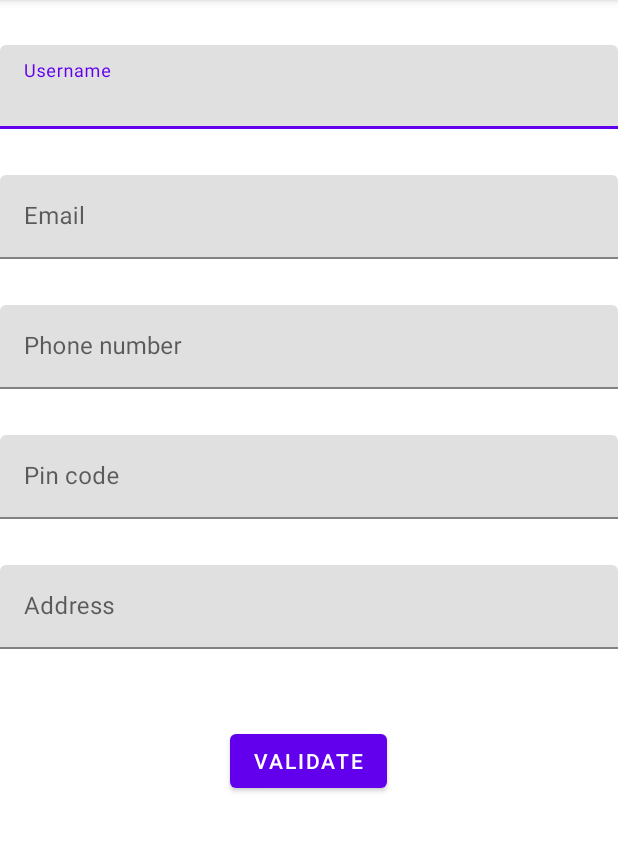
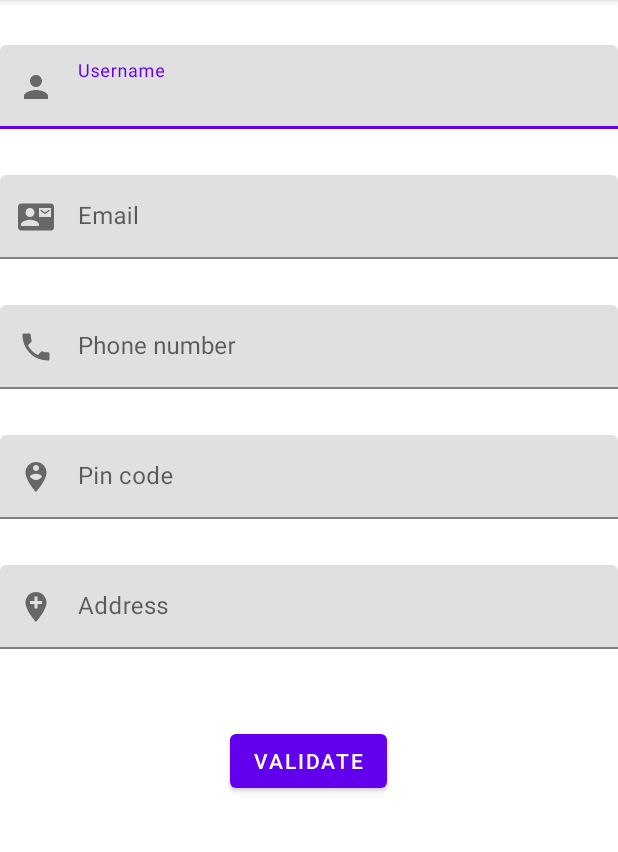
Before and after one commit to yashaswiniyellapu/user-info, an Android app: the screen it shows after launch (HomeActivity), on a phone screen of 412 x 824 dp, the part 84-936 px from its top. Run offline under Robolectric (Android 15) with nearby library versions, the light colour scheme and no system bars.

Commit message:
Add icons to input fields

```diff
--- /dev/null
+++ b/app/src/main/res/drawable/ic_baseline_add_location_24.xml
@@ -0,0 +1,10 @@
+<vector xmlns:android="http://schemas.android.com/apk/res/android"
+    android:width="24dp"
+    android:height="24dp"
+    android:viewportWidth="24"
+    android:viewportHeight="24"
+    android:tint="?attr/colorControlNormal">
+  <path
+      android:fillColor="@android:color/white"
+      android:pathData="M12,2C8.14,2 5,5.14 5,9c0,5.25 7,13 7,13s7,-7.75 7,-13c0,-3.86 -3.14,-7 -7,-7zM16,10h-3v3h-2v-3L8,10L8,8h3L11,5h2v3h3v2z"/>
+</vector>
--- /dev/null
+++ b/app/src/main/res/drawable/ic_baseline_contact_mail_24.xml
@@ -0,0 +1,10 @@
+<vector xmlns:android="http://schemas.android.com/apk/res/android"
+    android:width="24dp"
+    android:height="24dp"
+    android:viewportWidth="24"
+    android:viewportHeight="24"
+    android:tint="?attr/colorControlNormal">
+  <path
+      android:fillColor="@android:color/white"
+      android:pathData="M21,8L21,7l-3,2 -3,-2v1l3,2 3,-2zM22,3L2,3C0.9,3 0,3.9 0,5v14c0,1.1 0.9,2 2,2h20c1.1,0 1.99,-0.9 1.99,-2L24,5c0,-1.1 -0.9,-2 -2,-2zM8,6c1.66,0 3,1.34 3,3s-1.34,3 -3,3 -3,-1.34 -3,-3 1.34,-3 3,-3zM14,18L2,18v-1c0,-2 4,-3.1 6,-3.1s6,1.1 6,3.1v1zM22,12h-8L14,6h8v6z"/>
+</vector>
--- /dev/null
+++ b/app/src/main/res/drawable/ic_baseline_person_pin_circle_24.xml
@@ -0,0 +1,10 @@
+<vector xmlns:android="http://schemas.android.com/apk/res/android"
+    android:width="24dp"
+    android:height="24dp"
+    android:viewportWidth="24"
+    android:viewportHeight="24"
+    android:tint="?attr/colorControlNormal">
+  <path
+      android:fillColor="@android:color/white"
+      android:pathData="M12,2C8.14,2 5,5.14 5,9c0,5.25 7,13 7,13s7,-7.75 7,-13C19,5.14 15.86,2 12,2zM12,4c1.1,0 2,0.9 2,2c0,1.11 -0.9,2 -2,2s-2,-0.89 -2,-2C10,4.9 10.9,4 12,4zM12,14c-1.67,0 -3.14,-0.85 -4,-2.15c0.02,-1.32 2.67,-2.05 4,-2.05s3.98,0.73 4,2.05C15.14,13.15 13.67,14 12,14z"/>
+</vector>
--- /dev/null
+++ b/app/src/main/res/drawable/ic_baseline_phone_24.xml
@@ -0,0 +1,10 @@
+<vector xmlns:android="http://schemas.android.com/apk/res/android"
+    android:width="24dp"
+    android:height="24dp"
+    android:viewportWidth="24"
+    android:viewportHeight="24"
+    android:tint="?attr/colorControlNormal">
+  <path
+      android:fillColor="@android:color/white"
+      android:pathData="M6.62,10.79c1.44,2.83 3.76,5.14 6.59,6.59l2.2,-2.2c0.27,-0.27 0.67,-0.36 1.02,-0.24 1.12,0.37 2.33,0.57 3.57,0.57 0.55,0 1,0.45 1,1V20c0,0.55 -0.45,1 -1,1 -9.39,0 -17,-7.61 -17,-17 0,-0.55 0.45,-1 1,-1h3.5c0.55,0 1,0.45 1,1 0,1.25 0.2,2.45 0.57,3.57 0.11,0.35 0.03,0.74 -0.25,1.02l-2.2,2.2z"/>
+</vector>
--- /dev/null
+++ b/app/src/main/res/drawable/ic_user_name.xml
@@ -0,0 +1,10 @@
+<vector xmlns:android="http://schemas.android.com/apk/res/android"
+    android:width="24dp"
+    android:height="24dp"
+    android:viewportWidth="24"
+    android:viewportHeight="24"
+    android:tint="?attr/colorControlNormal">
+  <path
+      android:fillColor="@android:color/white"
+      android:pathData="M12,12c2.21,0 4,-1.79 4,-4s-1.79,-4 -4,-4 -4,1.79 -4,4 1.79,4 4,4zM12,14c-2.67,0 -8,1.34 -8,4v2h16v-2c0,-2.66 -5.33,-4 -8,-4z"/>
+</vector>
--- a/app/src/main/res/layout/activity_home.xml
+++ b/app/src/main/res/layout/activity_home.xml
@@ -20,6 +20,7 @@
                 android:layout_width="match_parent"
                 android:layout_height="wrap_content"
                 android:layout_marginTop="30dp"
+                app:startIconDrawable="@drawable/ic_user_name"
                 app:errorEnabled="true">
 
                 <EditText
@@ -35,6 +36,7 @@
                 android:layout_width="match_parent"
                 android:layout_height="wrap_content"
                 android:layout_marginTop="10dp"
+                app:startIconDrawable="@drawable/ic_baseline_contact_mail_24"
                 app:errorEnabled="true">
 
                 <EditText
@@ -50,6 +52,7 @@
                 android:layout_width="match_parent"
                 android:layout_height="wrap_content"
                 android:layout_marginTop="10dp"
+                app:startIconDrawable="@drawable/ic_baseline_phone_24"
                 app:errorEnabled="true">
 
                 <EditText
@@ -65,6 +68,7 @@
                 android:layout_width="match_parent"
                 android:layout_height="wrap_content"
                 android:layout_marginTop="10dp"
+                app:startIconDrawable="@drawable/ic_baseline_person_pin_circle_24"
                 app:errorEnabled="true">
 
                 <EditText
@@ -80,6 +84,7 @@
                 android:layout_width="match_parent"
                 android:layout_height="wrap_content"
                 android:layout_marginTop="10dp"
+                app:startIconDrawable="@drawable/ic_baseline_add_location_24"
                 app:errorEnabled="true">
 
                 <EditText
```
